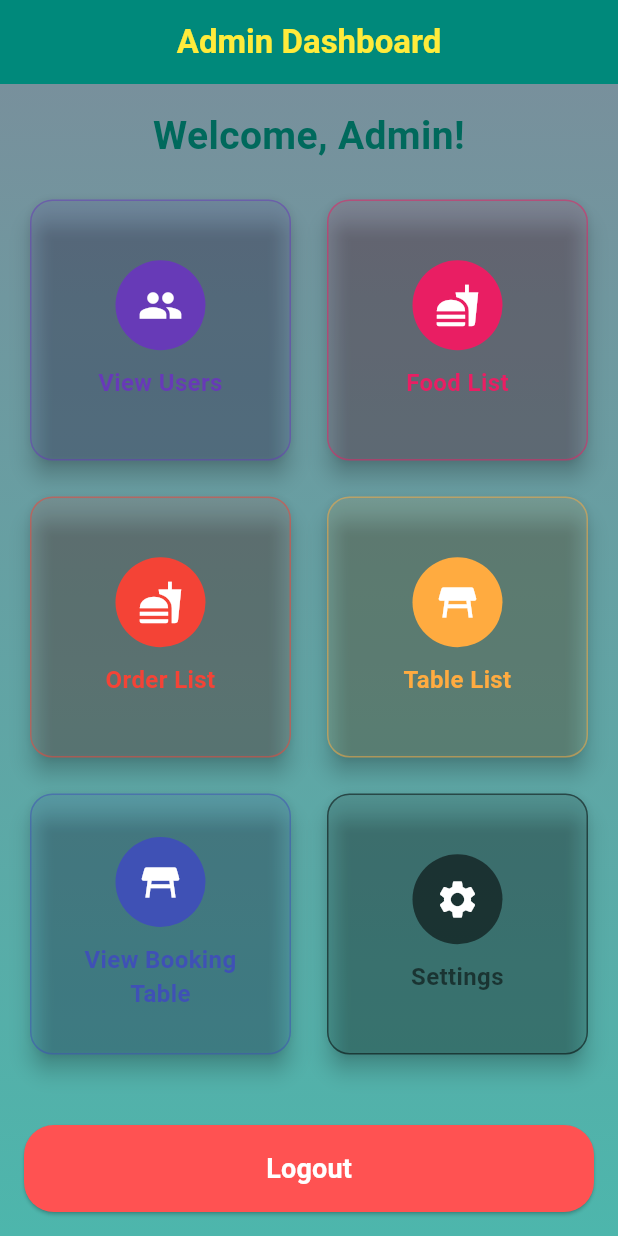
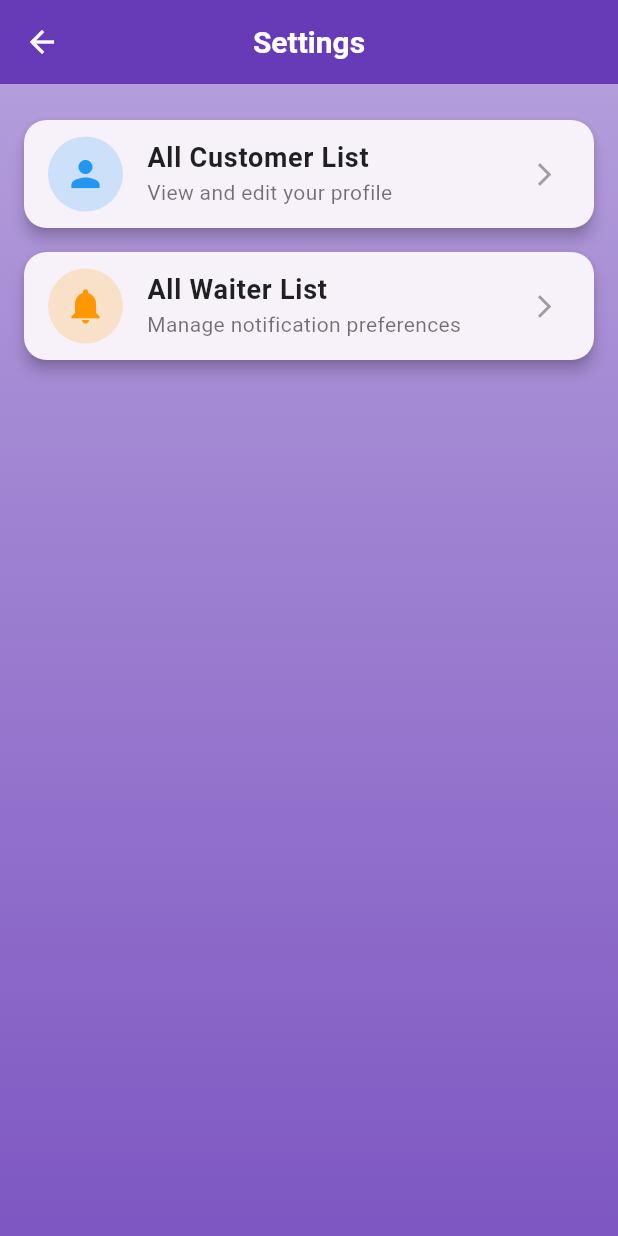
Before and after one commit to NSnirjash/RMS_Flutter, a Flutter app: the AdminPage screen opened directly, after a tap on "View Users", on a phone screen of 412 x 824 dp. Run offline on Flutter 3.47's test engine with Material 3 defaults, Android fonts, the phone set to English and light mode, and no system bars; our stand-ins replace dio, flutter_secure_storage, image_picker, pdf, printing, shared_preferences; missing offline and left inert: dart:ui_web, image_picker_web, jwt_decode; accounts and stored records are empty.

Commit message:
add user list
5:05 AM
24/11/2024

```diff
--- a/rms_flutter/lib/page/AdminPage.dart
+++ b/rms_flutter/lib/page/AdminPage.dart
@@ -8,6 +8,7 @@ import 'package:rms_flutter/page/FoodListPage.dart';
 import 'package:rms_flutter/page/LoginPage.dart';
 import 'package:rms_flutter/page/OrderListPage.dart';
 import 'package:rms_flutter/page/SettingsPage.dart';
+import 'package:rms_flutter/page/UserListPage.dart';
 import 'package:rms_flutter/service/AuthService.dart';
 
 class AdminPage extends StatefulWidget {
@@ -86,7 +87,12 @@ class _AdminPageState extends State<AdminPage> {
                         icon: Icons.people,
                         label: 'View Users',
                         color: Colors.deepPurple,
-                  onTap: () => print("View Users clicked"),
+                        onTap: () =>
+                            Navigator.pushReplacement(
+                              context,
+                              MaterialPageRoute(
+                                  builder: (context) => Userlistpage()),
+                            ),
                     ),
                     _buildDashboardCard(
                       context,
@@ -133,7 +139,8 @@ class _AdminPageState extends State<AdminPage> {
                           Navigator.pushReplacement(
                             context,
                             MaterialPageRoute(
-                            builder: (context) => AllTableBookingViewPage()),
+                                builder: (context) =>
+                                    AllTableBookingViewPage()),
                           ),
                     ),
                     _buildDashboardCard(
@@ -144,7 +151,8 @@ class _AdminPageState extends State<AdminPage> {
                       onTap: () =>
                           Navigator.pushReplacement(
                             context,
-                        MaterialPageRoute(builder: (context) => Settingspage()),
+                            MaterialPageRoute(builder: (context) =>
+                                Settingspage()),
                           ),
                     ),
                   ],
--- /dev/null
+++ b/rms_flutter/lib/page/UserListPage.dart
@@ -0,0 +1,105 @@
+import 'package:flutter/material.dart';
+import 'package:rms_flutter/page/AdminPage.dart';
+import 'package:rms_flutter/page/AllCustomerListPage.dart';
+import 'package:rms_flutter/page/AllWaiterListPage.dart';
+
+class Userlistpage extends StatelessWidget {
+  const Userlistpage({super.key});
+
+  @override
+  Widget build(BuildContext context) {
+    return Scaffold(
+      appBar: AppBar(
+        title: Text(
+          'Settings',
+          style: TextStyle(fontWeight: FontWeight.bold, fontSize: 20),
+        ),
+        backgroundColor: Colors.deepPurple,
+        centerTitle: true,
+        foregroundColor: Colors.white,
+        leading: IconButton(
+          icon: Icon(Icons.arrow_back, color: Colors.white),
+          onPressed: () async {
+            Navigator.push(
+              context,
+              MaterialPageRoute(builder: (context) => AdminPage()),
+            );
+          },
+        ),
+      ),
+      body: Container(
+        decoration: BoxDecoration(
+          gradient: LinearGradient(
+            colors: [Colors.deepPurple.shade200, Colors.deepPurple.shade400],
+            begin: Alignment.topCenter,
+            end: Alignment.bottomCenter,
+          ),
+        ),
+        child: ListView(
+          padding: const EdgeInsets.all(16.0),
+          children: [
+            _buildSettingsCard(
+              context,
+              icon: Icons.person,
+              title: 'All Customer List',
+              subtitle: 'View and edit your profile',
+              color: Colors.blue,
+              onTap: () => Navigator.push(
+                context,
+                MaterialPageRoute(builder: (context) => const AllCustomerListPage()),
+              ),
+            ),
+            _buildSettingsCard(
+              context,
+              icon: Icons.notifications,
+              title: 'All Waiter List',
+              subtitle: 'Manage notification preferences',
+              color: Colors.orange,
+              onTap: () => Navigator.push(
+                context,
+                MaterialPageRoute(builder: (context) => const AllWaiterListPage()),
+              ),
+            ),
+          ],
+        ),
+      ),
+    );
+  }
+
+  Widget _buildSettingsCard(BuildContext context,
+      {required IconData icon,
+        required String title,
+        required String subtitle,
+        required Color color,
+        required VoidCallback onTap}) {
+    return Card(
+      shape: RoundedRectangleBorder(borderRadius: BorderRadius.circular(15)),
+      elevation: 4,
+      margin: const EdgeInsets.symmetric(vertical: 8),
+      child: ListTile(
+        leading: CircleAvatar(
+          radius: 25,
+          backgroundColor: color.withOpacity(0.2),
+          child: Icon(icon, color: color, size: 28),
+        ),
+        title: Text(
+          title,
+          style: TextStyle(
+            fontSize: 18,
+            fontWeight: FontWeight.w600,
+            color: Colors.black87,
+          ),
+        ),
+        subtitle: Text(
+          subtitle,
+          style: TextStyle(
+            fontSize: 14,
+            color: Colors.black54,
+          ),
+        ),
+        trailing: Icon(Icons.arrow_forward_ios, color: Colors.grey, size: 18),
+        onTap: onTap,
+      ),
+    );
+  }
+}
```
Also changed, not shown: rms_flutter/lib/page/AllCustomerListPage.dart (added, +188 -0 lines), rms_flutter/lib/page/AllWaiterListPage.dart (added, +189 -0 lines). Lines whose indentation alone changed are shown as unchanged.
